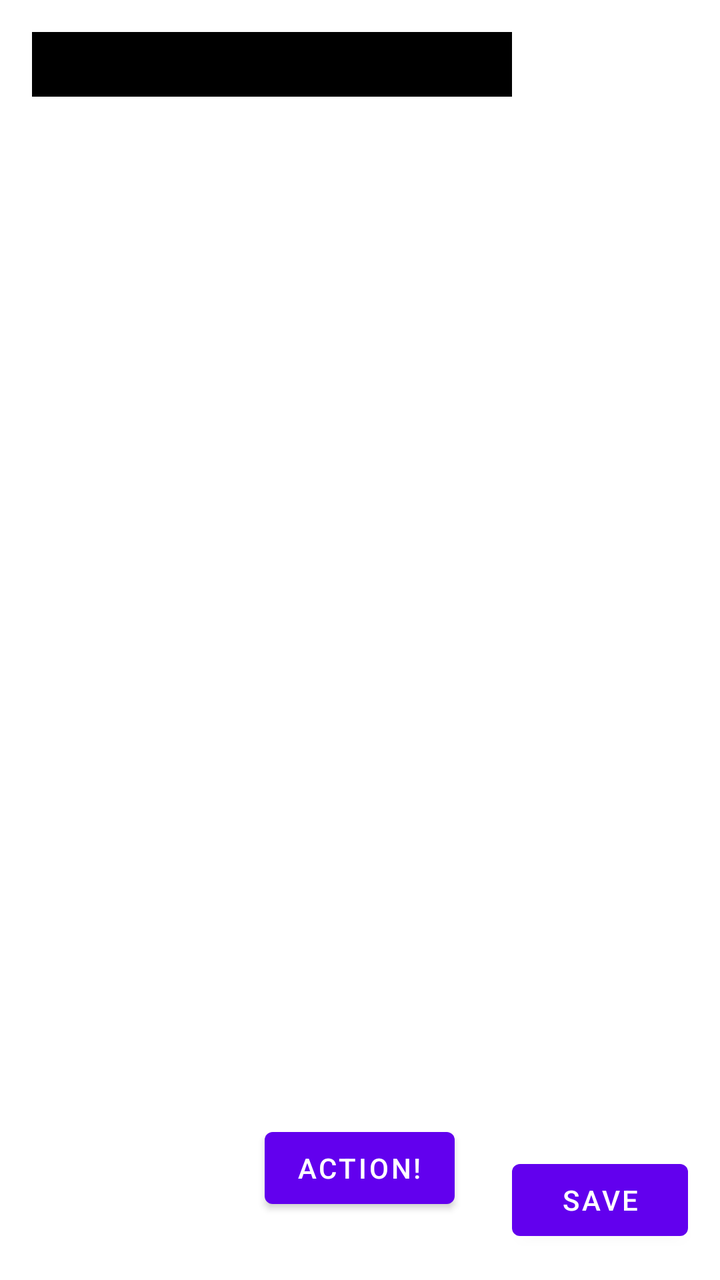
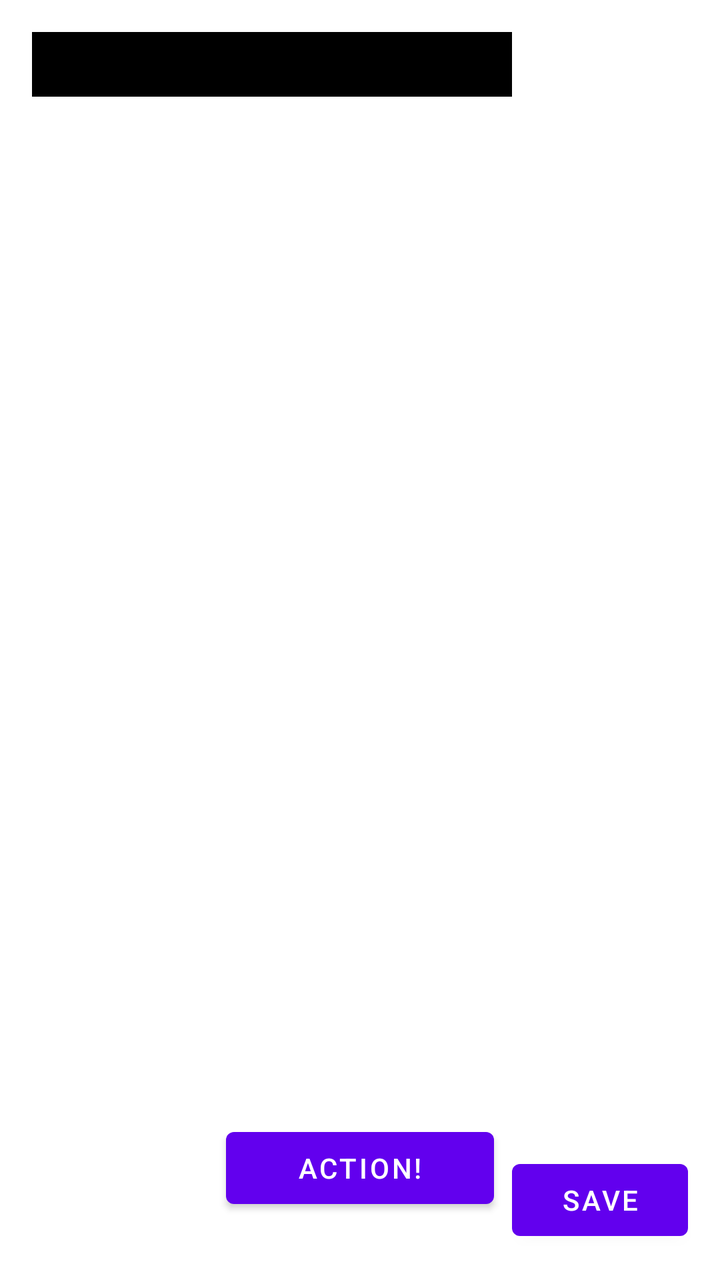

An Android layout rendered at two revisions. The XML below is the earlier revision; the diff shows what the commit changed to produce the second picture.
<!-- AndroidManifest.xml: application theme Theme.Renovium -->
<!-- res/layout/activity_game.xml -->
<?xml version="1.0" encoding="utf-8"?>
<layout xmlns:android="http://schemas.android.com/apk/res/android"
    xmlns:app="http://schemas.android.com/apk/res-auto"
    xmlns:tools="http://schemas.android.com/tools">

    <data>
        <variable
            name="viewModel"
            type="es.uam.eps.dadm.santioscar.renovium.GameSessionViewModel" />
        <variable
            name="avatarId"
            type="int" />
        <variable
            name="ciudadId"
            type="int" />
    </data>

    <FrameLayout
        android:layout_width="match_parent"
        android:layout_height="match_parent">

        
        <ImageView
            android:id="@+id/ciudadBackground"
            android:layout_width="match_parent"
            android:layout_height="match_parent"
            android:scaleType="centerCrop"/>


        

        <TextView
            android:id="@+id/puntuacionText"
            android:layout_width="240dp"
            android:layout_height="wrap_content"
            android:layout_margin="16dp"
            android:background="@color/black"
            android:text='@{"Points: " + viewModel.puntuacion}'
            android:textColor="@color/white"
            android:textSize="24sp" />

        <ImageView
            android:id="@+id/avatarImage"
            android:layout_width="100dp"
            android:layout_height="100dp"
            android:layout_gravity="center" />

        
        <Button
            android:id="@+id/botonAccion"
            android:layout_width="wrap_content"
            android:layout_height="wrap_content"
            android:layout_gravity="bottom|center_horizontal"
            android:layout_marginBottom="32dp"
            android:onClick="@{() -> viewModel.aumentarPuntuacion()}"
            android:text= "@string/accion"/>

        <Button
            android:id="@+id/botonGuardar"
            android:layout_width="wrap_content"
            android:layout_height="wrap_content"
            android:layout_gravity="bottom|end"
            android:layout_margin="16dp"
            android:text="@string/guardar"
            android:onClick="@{() -> viewModel.guardarPartida(avatarId, ciudadId)}"/>
    </FrameLayout>
</layout>
<!-- resources referenced by this layout -->
<resources>
  <color name="black">#FF000000</color>
  <color name="white">#FFFFFFFF</color>
  <string name="accion">Action!</string>
  <string name="guardar">Save</string>
  <style name="Theme.Renovium" parent="Theme.MaterialComponents.DayNight.DarkActionBar">
          
          <item name="colorPrimary">@color/purple_500</item>
          <item name="colorPrimaryVariant">@color/purple_700</item>
          <item name="colorOnPrimary">@color/white</item>
          
          <item name="colorSecondary">@color/teal_200</item>
          <item name="colorSecondaryVariant">@color/teal_700</item>
          <item name="colorOnSecondary">@color/black</item>
          
          <item name="android:statusBarColor">?attr/colorPrimaryVariant</item>
          
      </style>
  <color name="purple_500">#FF6200EE</color>
  <color name="purple_700">#FF3700B3</color>
  <color name="teal_200">#FF03DAC5</color>
  <color name="teal_700">#FF018786</color>
</resources>

<!-- the commit's change to res/layout/activity_game.xml (unified diff, before → after) -->
@@ -15,19 +15,21 @@
             type="int" />
     </data>
 
+
+
     <FrameLayout
         android:layout_width="match_parent"
         android:layout_height="match_parent">
 
-        
+
+
         <ImageView
             android:id="@+id/ciudadBackground"
             android:layout_width="match_parent"
             android:layout_height="match_parent"
-            android:scaleType="centerCrop"/>
+            android:scaleType="centerCrop" />
 
 
-        
 
         <TextView
             android:id="@+id/puntuacionText"
@@ -45,15 +47,14 @@
             android:layout_height="100dp"
             android:layout_gravity="center" />
 
-        
         <Button
             android:id="@+id/botonAccion"
-            android:layout_width="wrap_content"
+            android:layout_width="134dp"
             android:layout_height="wrap_content"
             android:layout_gravity="bottom|center_horizontal"
             android:layout_marginBottom="32dp"
             android:onClick="@{() -> viewModel.aumentarPuntuacion()}"
-            android:text= "@string/accion"/>
+            android:text="@string/accion" />
 
         <Button
             android:id="@+id/botonGuardar"
@@ -61,7 +62,9 @@
             android:layout_height="wrap_content"
             android:layout_gravity="bottom|end"
             android:layout_margin="16dp"
-            android:text="@string/guardar"
-            android:onClick="@{() -> viewModel.guardarPartida(avatarId, ciudadId)}"/>
+            android:onClick="@{() -> viewModel.guardarPartida(avatarId, ciudadId)}"
+            android:text="@string/guardar" />
+
+
     </FrameLayout>
 </layout>
